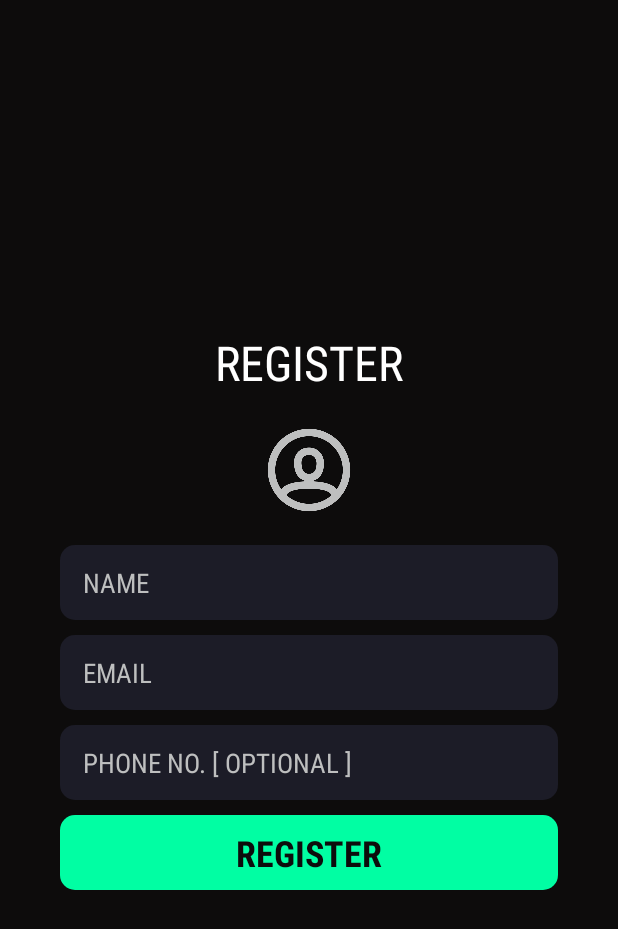
After one commit to CMPUT301F24gengar/gengar-draw, an Android app: the Register screen opened directly, with no data from a screen before it, on a phone screen of 412 x 824 dp. The commit adds this screen. Shown: the top 929 px of the screen. Run offline under Robolectric (Android 15) with nearby library versions, the phone set to English and light mode, and no system bars; 1 statement that could not run was skipped.

Commit message:
Added Register Activity and Main Activity

```diff
--- a/app/src/main/AndroidManifest.xml
+++ b/app/src/main/AndroidManifest.xml
@@ -13,6 +13,9 @@
         android:theme="@style/Theme.GengarDraw"
         tools:targetApi="31">
         <activity
+            android:name=".Register"
+            android:exported="false" />
+        <activity
             android:name=".MainActivity"
             android:exported="true">
             <intent-filter>
--- /dev/null
+++ b/app/src/main/java/com/example/gengardraw/Register.java
@@ -0,0 +1,24 @@
+package com.example.gengardraw;
+
+import android.os.Bundle;
+
+import androidx.activity.EdgeToEdge;
+import androidx.appcompat.app.AppCompatActivity;
+import androidx.core.graphics.Insets;
+import androidx.core.view.ViewCompat;
+import androidx.core.view.WindowInsetsCompat;
+
+public class Register extends AppCompatActivity {
+
+    @Override
+    protected void onCreate(Bundle savedInstanceState) {
+        super.onCreate(savedInstanceState);
+        EdgeToEdge.enable(this);
+        setContentView(R.layout.activity_register);
+        ViewCompat.setOnApplyWindowInsetsListener(findViewById(R.id.main), (v, insets) -> {
+            Insets systemBars = insets.getInsets(WindowInsetsCompat.Type.systemBars());
+            v.setPadding(systemBars.left, systemBars.top, systemBars.right, systemBars.bottom);
+            return insets;
+        });
+    }
+}
--- /dev/null
+++ b/app/src/main/res/drawable/rounded_corner.xml
@@ -0,0 +1,16 @@
+<shape
+    xmlns:android="http://schemas.android.com/apk/res/android"
+    android:shape="rectangle">
+
+    <padding
+        android:left="5dp"
+        android:top="5dp"
+        android:right="5dp"
+        android:bottom="5dp">
+    </padding>
+
+    <corners
+        android:radius="10dp">
+    </corners>
+
+</shape>
--- /dev/null
+++ b/app/src/main/res/layout/activity_register.xml
@@ -0,0 +1,98 @@
+<?xml version="1.0" encoding="utf-8"?>
+<LinearLayout xmlns:android="http://schemas.android.com/apk/res/android"
+    xmlns:app="http://schemas.android.com/apk/res-auto"
+    xmlns:tools="http://schemas.android.com/tools"
+    android:id="@+id/register"
+    android:layout_width="match_parent"
+    android:layout_height="match_parent"
+    android:orientation="vertical"
+    android:gravity="center"
+    android:background="@color/black1"
+    tools:context=".Register">
+
+    <TextView
+        android:layout_width="match_parent"
+        android:layout_height="wrap_content"
+        android:text="@string/register"
+        android:textSize="32sp"
+        android:fontFamily="sans-serif-condensed"
+        android:textColor="@color/white"
+        android:gravity="center" />
+
+    <ImageView
+        android:layout_width="60dp"
+        android:layout_height="60dp"
+        android:layout_margin="20dp"
+        android:src="@drawable/user"
+        android:contentDescription="@string/todo"
+        app:tint="@color/grey" />
+
+    <EditText
+        android:id="@+id/register_name"
+        android:layout_width="match_parent"
+        android:layout_height="50dp"
+        android:layout_marginEnd="40dp"
+        android:layout_marginStart="40dp"
+        android:layout_marginBottom="10dp"
+        android:hint="@string/name"
+        android:fontFamily="sans-serif-condensed"
+        android:paddingStart="15dp"
+        android:paddingEnd="15dp"
+        android:textSize="18sp"
+        android:backgroundTint="@color/black2"
+        android:textColorHint="@color/grey"
+        android:background="@drawable/rounded_corner"/>
+
+    <EditText
+        android:id="@+id/register_email"
+        android:layout_width="match_parent"
+        android:layout_height="50dp"
+        android:layout_marginEnd="40dp"
+        android:layout_marginStart="40dp"
+        android:layout_marginBottom="10dp"
+        android:hint="@string/email"
+        android:fontFamily="sans-serif-condensed"
+        android:paddingStart="15dp"
+        android:paddingEnd="15dp"
+        android:backgroundTint="@color/black2"
+        android:textSize="18sp"
+        android:textColorHint="@color/grey"
+        android:background="@drawable/rounded_corner"/>
+
+    <EditText
+        android:id="@+id/register_phone"
+        android:layout_width="match_parent"
+        android:layout_height="50dp"
+        android:layout_marginEnd="40dp"
+        android:layout_marginStart="40dp"
+        android:layout_marginBottom="10dp"
+        android:backgroundTint="@color/black2"
+        android:hint="@string/phone_no_optional"
+        android:fontFamily="sans-serif-condensed"
+        android:paddingStart="15dp"
+        android:paddingEnd="15dp"
+        android:textSize="18sp"
+        android:textColorHint="@color/grey"
+        android:background="@drawable/rounded_corner"/>
+
+    <FrameLayout
+        android:layout_width="match_parent"
+        android:layout_height="50dp"
+        android:layout_marginEnd="40dp"
+        android:layout_marginStart="40dp"
+        android:layout_marginBottom="10dp"
+        android:backgroundTint="@color/green"
+        android:background="@drawable/rounded_corner">
+        <TextView
+            android:layout_width="match_parent"
+            android:layout_height="wrap_content"
+            android:layout_gravity="center"
+            android:text="@string/register"
+            android:textSize="24sp"
+            android:textAlignment="center"
+            android:textStyle="bold"
+            android:fontFamily="sans-serif-condensed"
+            android:textColor="@color/black1"/>
+    </FrameLayout>
+
+</LinearLayout>
--- a/app/src/main/res/values/colors.xml
+++ b/app/src/main/res/values/colors.xml
@@ -1,5 +1,11 @@
 <?xml version="1.0" encoding="utf-8"?>
 <resources>
-    <color name="black">#FF000000</color>
+    <color name="black1">#0d0c0c</color>
+    <color name="black2">#1c1c27</color>
+    <color name="black3">#24272f</color>
+    <color name="grey">#bebfbf</color>
     <color name="white">#FFFFFFFF</color>
+    <color name="green">#01fea3</color>
+    <color name="red">#f54258</color>
+    <color name="blue">#01bdbc</color>
 </resources>
--- a/app/src/main/res/values/strings.xml
+++ b/app/src/main/res/values/strings.xml
@@ -1,3 +1,8 @@
 <resources>
     <string name="app_name">GengarDraw</string>
+    <string name="register">REGISTER</string>
+    <string name="todo">TODO</string>
+    <string name="name">NAME</string>
+    <string name="email">EMAIL</string>
+    <string name="phone_no_optional">PHONE NO. [ OPTIONAL ]</string>
 </resources>
```
Also changed, not shown: app/src/main/res/layout/activity_main.xml (+58 -8 lines), app/src/main/res/drawable/admin.png (added), app/src/main/res/drawable/bell.png (added), app/src/main/res/drawable/bell_off.png (added), app/src/main/res/drawable/create_event.png (added), app/src/main/res/drawable/events.png (added), app/src/main/res/drawable/facility.png (added), app/src/main/res/drawable/image.png (added), app/src/main/res/drawable/scan.png (added), app/src/main/res/drawable/user.png (added).
